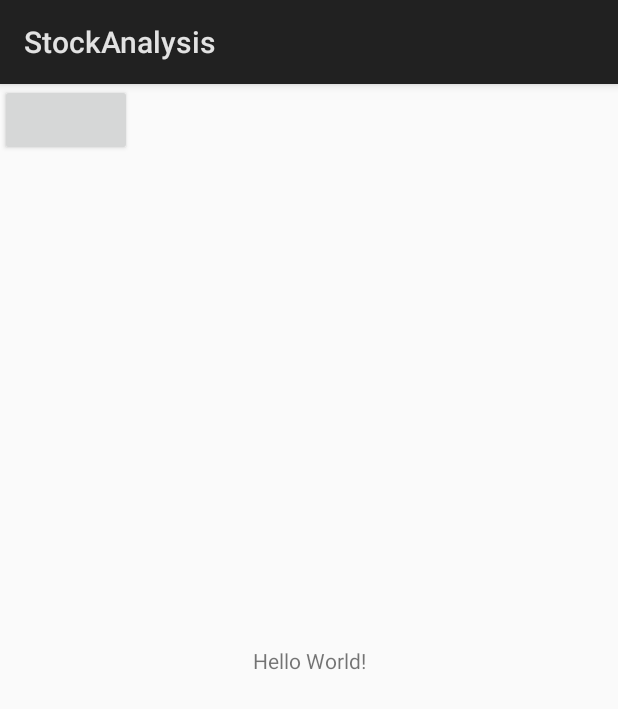
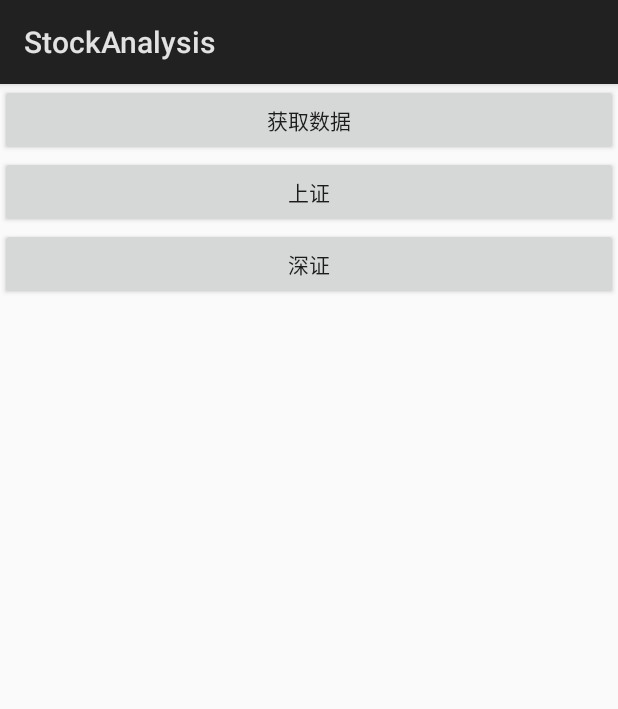
Before and after one commit to zhilaizhang/StockAnalysis, an Android app: the screen it shows after launch (MainActivity), on a phone screen of 412 x 824 dp. Shown: the top 709 px of the screen. Run offline under Robolectric (Android 15) with nearby library versions, the phone set to English and light mode, and no system bars.

Commit message:
缓存所有股票信息

```diff
--- a/app/src/main/AndroidManifest.xml
+++ b/app/src/main/AndroidManifest.xml
@@ -11,7 +11,7 @@
         android:roundIcon="@mipmap/ic_launcher_round"
         android:supportsRtl="true"
         android:theme="@style/AppTheme">
-        <activity android:name=".MainActivity">
+        <activity android:name=".main.view.MainActivity">
             <intent-filter>
                 <action android:name="android.intent.action.MAIN" />
 
--- a/app/src/main/java/com/zlzhang/stockanalysis/list/model/StockInteractorImp.java
+++ b/app/src/main/java/com/zlzhang/stockanalysis/list/model/StockInteractorImp.java
@@ -27,11 +27,13 @@ public class StockInteractorImp implements IStockInteractor {
                 for (String shStock : shStocks) {
                     String url = "http://hq.sinajs.cn/list=sh" + shStock;
                     String result =  StockAnalysisUtil.getHttpURLConnection(url, "");
+                    if (result == null) {
+                        continue;
+                    }
                     StockModel stockModel = StockAnalysisUtil.changeToModel(result);
                     if (stockModel != null) {
                         stockModelList.add(stockModel);
                     }
-
                 }
                 onStockListener.onStockGot(stockModelList);
             }
--- /dev/null
+++ b/app/src/main/java/com/zlzhang/stockanalysis/main/model/IMainInteractor.java
@@ -0,0 +1,21 @@
+package com.zlzhang.stockanalysis.main.model;
+
+import com.zlzhang.stockanalysis.modle.StockModel;
+
+import java.util.List;
+
+/**
+ * Created by zhangzhilai on 2018/3/13.
+ */
+
+public interface IMainInteractor {
+
+
+    void getAllStocks(OnGetDataListener onGetDataListener);
+
+    interface OnGetDataListener{
+        void onGetSucceed(List<StockModel> stockModelList);
+        void onGetFailed();
+        void onProgress(int num);
+    }
+}
--- /dev/null
+++ b/app/src/main/java/com/zlzhang/stockanalysis/main/presenter/IMainPresenter.java
@@ -0,0 +1,11 @@
+package com.zlzhang.stockanalysis.main.presenter;
+
+/**
+ * Created by zhangzhilai on 2018/3/13.
+ */
+
+public interface IMainPresenter {
+
+     void getAllData();
+
+}
--- /dev/null
+++ b/app/src/main/java/com/zlzhang/stockanalysis/main/presenter/MainPresenterImp.java
@@ -0,0 +1,83 @@
+package com.zlzhang.stockanalysis.main.presenter;
+
+import android.content.Context;
+import android.os.Handler;
+import android.os.Message;
+
+import com.zlzhang.stockanalysis.main.model.IMainInteractor;
+import com.zlzhang.stockanalysis.main.model.MainInteractorImp;
+import com.zlzhang.stockanalysis.main.view.IMainView;
+import com.zlzhang.stockanalysis.modle.StockModel;
+
+import java.util.List;
+
+/**
+ * Created by zhangzhilai on 2018/3/13.
+ */
+
+public class MainPresenterImp implements IMainPresenter {
+
+    private static final int STOCK_SUCCEED = 0x01;
+    private static final int STOCK_FAILED = 0x02;
+    private static final int STOCK_COUNT = 0x03;
+
+    private IMainInteractor mMainInteractor;
+    private Handler mHandler;
+    private IMainView mMainView;
+
+    public MainPresenterImp(Context context, IMainView mainView){
+        mMainInteractor = new MainInteractorImp(context);
+        mMainView = mainView;
+        initHandler();
+
+    }
+
+    private void initHandler() {
+        mHandler = new Handler(){
+            @Override
+            public void handleMessage(Message msg) {
+                switch (msg.what){
+                    case STOCK_SUCCEED:
+                        mMainView.showLoadingView(false);
+                        mMainView.dataGot(true);
+                        break;
+                    case STOCK_FAILED:
+                        mMainView.showLoadingView(false);
+                        mMainView.dataGot(false);
+                        break;
+                    case STOCK_COUNT:
+                        mMainView.showCount(msg.arg1);
+                        break;
+                }
+            }
+        };
+    }
+
+    @Override
+    public void getAllData() {
+        mMainView.showLoadingView(true);
+        mMainInteractor.getAllStocks(new IMainInteractor.OnGetDataListener() {
+            @Override
+            public void onGetSucceed(List<StockModel> stockModelList) {
+                Message message = new Message();
+                message.what = STOCK_SUCCEED;
+                mHandler.sendMessage(message);
+            }
+
+            @Override
+            public void onGetFailed() {
+                Message message = new Message();
+                message.what = STOCK_FAILED;
+                mHandler.sendMessage(message);
+            }
+
+            @Override
+            public void onProgress(int num) {
+                Message message = new Message();
+                message.what = STOCK_COUNT;
+                message.arg1 = num;
+                mHandler.sendMessage(message);
+            }
+        });
+    }
+}
--- /dev/null
+++ b/app/src/main/java/com/zlzhang/stockanalysis/main/view/IMainView.java
@@ -0,0 +1,15 @@
+package com.zlzhang.stockanalysis.main.view;
+
+/**
+ * Created by zhangzhilai on 2018/3/13.
+ */
+
+public interface IMainView {
+
+    void showLoadingView(boolean isShow);
+
+    void dataGot(boolean isGot);
+
+    void showCount(int count);
+
+}
--- /dev/null
+++ b/app/src/main/java/com/zlzhang/stockanalysis/main/view/MainActivity.java
@@ -0,0 +1,76 @@
+package com.zlzhang.stockanalysis.main.view;
+
+import android.app.Activity;
+import android.content.Intent;
+import android.os.Bundle;
+import android.view.View;
+import android.widget.LinearLayout;
+import android.widget.TextView;
+import android.widget.Toast;
+
+import com.zlzhang.stockanalysis.R;
+import com.zlzhang.stockanalysis.list.view.SHActivity;
+import com.zlzhang.stockanalysis.main.presenter.IMainPresenter;
+import com.zlzhang.stockanalysis.main.presenter.MainPresenterImp;
+
+public class MainActivity extends Activity implements IMainView{
+
+    private IMainPresenter mMainPresenter;
+
+    private LinearLayout mProgressLayout;
+    private TextView mDataStatusTextView;
+    private TextView mCountTextView;
+
+    @Override
+    protected void onCreate(Bundle savedInstanceState) {
+        super.onCreate(savedInstanceState);
+        setContentView(R.layout.activity_main);
+        initView();
+        initData();
+    }
+
+    private void initView() {
+        mProgressLayout = findViewById(R.id.progress_layout);
+        mDataStatusTextView = findViewById(R.id.data_status);
+        mCountTextView = findViewById(R.id.count_textview);
+    }
+
+    private void initData() {
+        mMainPresenter = new MainPresenterImp(this, this);
+    }
+
+
+    public void gotoSH(View view) {
+        Intent intent = new Intent();
+        intent.setClass(MainActivity.this, SHActivity.class);
+        startActivity(intent);
+    }
+
+    public void gotoSZ(View view) {
+
+    }
+
+    public void getData(View view) {
+        mMainPresenter.getAllData();
+    }
+
+    @Override
+    public void showLoadingView(boolean isShow) {
+        if (isShow) {
+            mProgressLayout.setVisibility(View.VISIBLE);
+        } else {
+            mProgressLayout.setVisibility(View.GONE);
+        }
+    }
+
+    @Override
+    public void dataGot(boolean isGot) {
+        mDataStatusTextView.setText("" + isGot);
+        Toast.makeText(this,  "got" + isGot, Toast.LENGTH_SHORT).show();
+    }
+
+    @Override
+    public void showCount(int count) {
+        mCountTextView.setText("" + count);
+    }
+}
--- a/app/src/main/res/layout/activity_main.xml
+++ b/app/src/main/res/layout/activity_main.xml
@@ -1,24 +1,55 @@
 <?xml version="1.0" encoding="utf-8"?>
-<android.support.constraint.ConstraintLayout xmlns:android="http://schemas.android.com/apk/res/android"
+<RelativeLayout xmlns:android="http://schemas.android.com/apk/res/android"
     xmlns:app="http://schemas.android.com/apk/res-auto"
     xmlns:tools="http://schemas.android.com/tools"
     android:layout_width="match_parent"
     android:layout_height="match_parent"
-    tools:context="com.zlzhang.stockanalysis.MainActivity">
+    tools:context="com.zlzhang.stockanalysis.main.view.MainActivity">
+
+    <Button
+        android:onClick="getData"
+        android:id="@+id/getData"
+        android:text="@string/get_data"
+        android:layout_width="match_parent"
+        android:layout_height="wrap_content" />
+
+    <Button
+        android:onClick="gotoSH"
+        android:id="@+id/gotoSH"
+        android:layout_below="@+id/getData"
+        android:text="@string/sh"
+        android:layout_width="match_parent"
+        android:layout_height="wrap_content" />
+
+    <Button
+        android:onClick="gotoSZ"
+        android:id="@+id/gotoSZ"
+        android:layout_below="@+id/gotoSH"
+        android:text="@string/sz"
+        android:layout_width="match_parent"
+        android:layout_height="wrap_content" />
 
     <TextView
+        android:id="@+id/data_status"
+        android:layout_below="@+id/gotoSZ"
         android:layout_width="wrap_content"
-        android:layout_height="wrap_content"
-        android:text="Hello World!"
-        app:layout_constraintBottom_toBottomOf="parent"
-        app:layout_constraintLeft_toLeftOf="parent"
-        app:layout_constraintRight_toRightOf="parent"
-        app:layout_constraintTop_toTopOf="parent" />
-
-    <Button
-        android:onClick="gotoList"
-
+        android:layout_height="wrap_content" />
+    <TextView
+        android:id="@+id/count_textview"
+        android:layout_below="@+id/data_status"
         android:layout_width="wrap_content"
         android:layout_height="wrap_content" />
 
-</android.support.constraint.ConstraintLayout>
+    <LinearLayout
+        android:id="@+id/progress_layout"
+        android:gravity="center"
+        android:clickable="true"
+        android:visibility="gone"
+        android:layout_width="match_parent"
+        android:layout_height="match_parent">
+        <ProgressBar
+            android:layout_width="wrap_content"
+            android:layout_height="wrap_content" />
+    </LinearLayout>
+
+</RelativeLayout>
--- a/app/src/main/res/values/strings.xml
+++ b/app/src/main/res/values/strings.xml
@@ -1,3 +1,6 @@
 <resources>
     <string name="app_name">StockAnalysis</string>
+    <string name="get_data">获取数据</string>
+    <string name="sh">上证</string>
+    <string name="sz">深证</string>
 </resources>
```
Also changed, not shown: app/src/main/java/com/zlzhang/stockanalysis/MainActivity.java (deleted, +0 -121 lines), app/src/main/java/com/zlzhang/stockanalysis/main/model/MainInteractorImp.java (added, +72 -0 lines), app/src/main/java/com/zlzhang/stockanalysis/modle/StockDataCache.java (added, +42 -0 lines).
